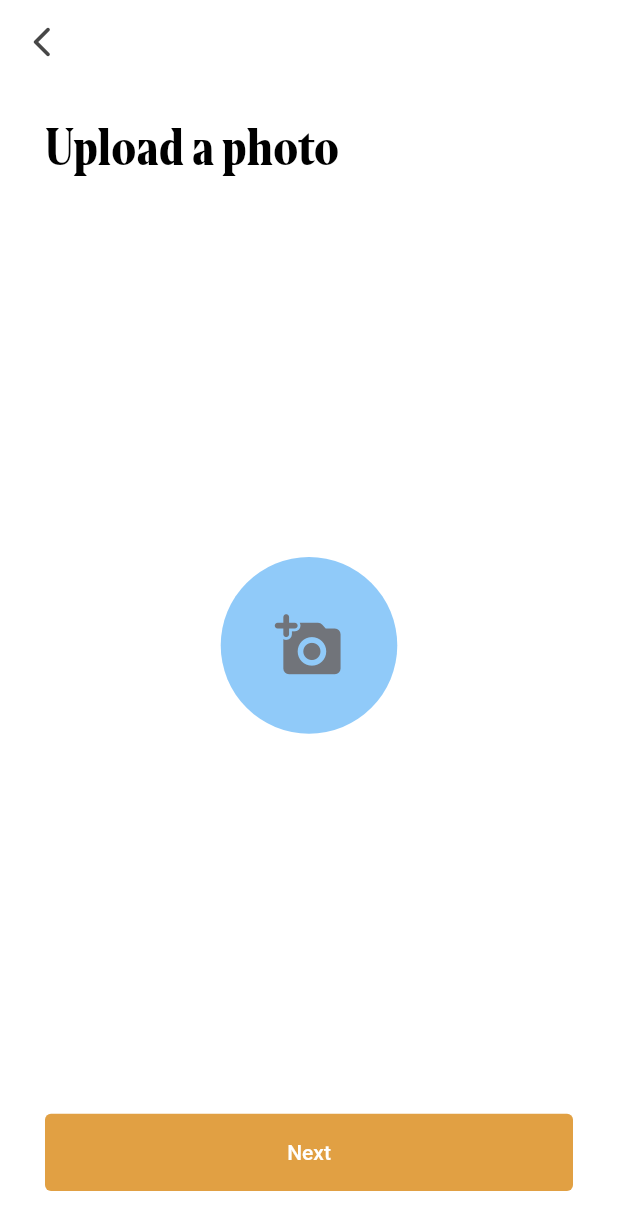
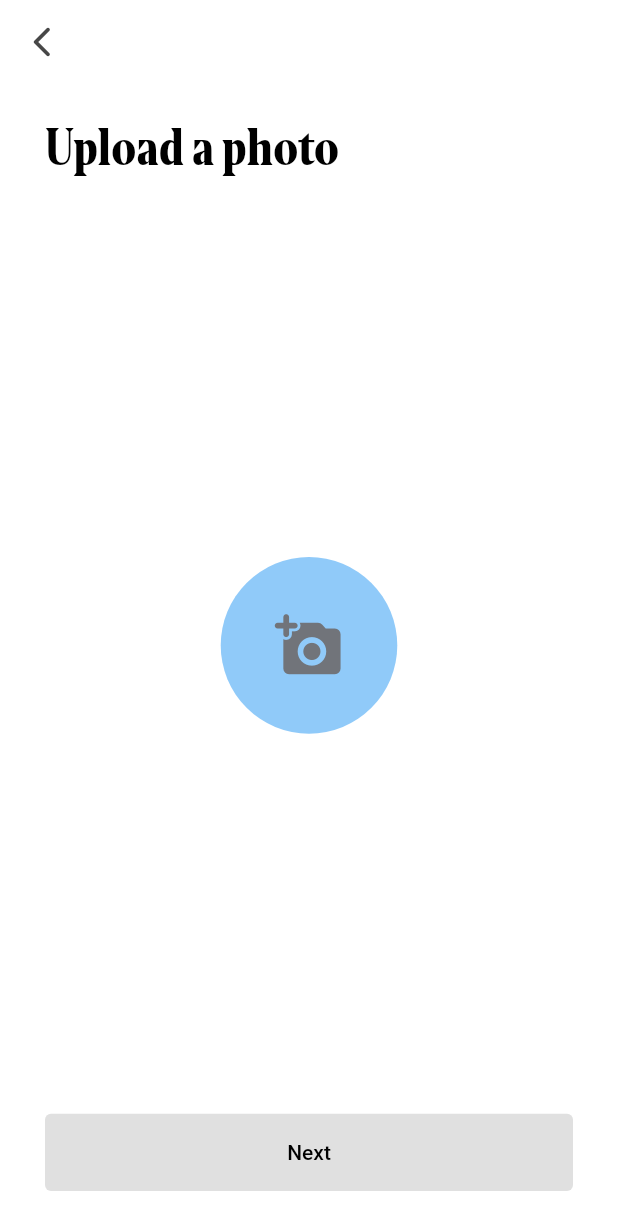
Before and after one commit to FailureFox/smessanger, a Flutter app: the screen it shows after launch, swiped to page 5, on a phone screen of 412 x 824 dp. Shown: the top 1230 px of the screen. Run offline on Flutter 3.47's test engine with Material 2 defaults, Android fonts, the phone set to English and light mode, and no system bars; our stand-ins replace cloud_firestore, file_picker, firebase_auth, firebase_core, firebase_storage, flutter_bloc and 2 more; accounts and stored records are empty.

Commit message:
photo upload bloc

```diff
--- a/lib/src/bloc/auth_bloc/auth_state.dart
+++ b/lib/src/bloc/auth_bloc/auth_state.dart
@@ -64,18 +64,21 @@ class AuthUserInitialSetupState extends AuthState {
   final String countryCode;
   final String phoneNumber;
   final String? avatar;
+  final AuthStatus status;
   AuthUserInitialSetupState({
     required this.countryCode,
     required this.phoneNumber,
     this.name = '',
     this.surname = '',
     this.avatar = '',
+    this.status = AuthStatus.initial,
   });
 
   AuthUserInitialSetupState copyWIth({
     String? name,
     String? surname,
     String? avatar,
+    AuthStatus? status,
   }) {
     return AuthUserInitialSetupState(
       countryCode: countryCode,
@@ -83,6 +86,7 @@ class AuthUserInitialSetupState extends AuthState {
       name: name ?? this.name,
       surname: surname ?? this.surname,
       avatar: avatar ?? this.avatar,
+      status: status ?? this.status,
     );
   }
 }
--- a/lib/src/ui/pages/auth_pages/photo_upload_page.dart
+++ b/lib/src/ui/pages/auth_pages/photo_upload_page.dart
@@ -1,4 +1,8 @@
+import 'package:firebase_storage/firebase_storage.dart';
 import 'package:flutter/material.dart';
+import 'package:flutter_bloc/flutter_bloc.dart';
+import 'package:smessanger/src/bloc/auth_bloc/auth_bloc.dart';
+import 'package:smessanger/src/bloc/auth_bloc/auth_bloc_export.dart';
 
 class PhotoUploadPage extends StatelessWidget {
   const PhotoUploadPage({Key? key}) : super(key: key);
@@ -7,30 +11,40 @@ class PhotoUploadPage extends StatelessWidget {
   Widget build(BuildContext context) {
     return Padding(
       padding: const EdgeInsets.all(15.0),
-      child: Column(
+      child: BlocBuilder<AuthBloc, AuthState>(builder: (context, state) {
+        final myState = state as AuthUserInitialSetupState;
+        return Column(
           mainAxisAlignment: MainAxisAlignment.spaceBetween,
           crossAxisAlignment: CrossAxisAlignment.start,
           children: [
-          Text('Upload a photo', style: Theme.of(context).textTheme.headline1),
+            Text('Upload a photo',
+                style: Theme.of(context).textTheme.headline1),
             Center(
               child: CircleAvatar(
                 backgroundColor: Theme.of(context).backgroundColor,
                 radius: MediaQuery.of(context).size.width / 7,
+                backgroundImage: state.avatar == ''
+                    ? null
+                    : AssetImage('assets/larry/hello.png'),
                 child: IconButton(
                     color: Theme.of(context).iconTheme.color,
                     splashRadius: 0.1,
                     iconSize: MediaQuery.of(context).size.width / 9,
-                  onPressed: () {},
+                    onPressed: () {
+                      context.read<AuthBloc>().add(AuthPhotoSelectEvent());
+                    },
                     icon: const Icon(Icons.add_a_photo_rounded)),
               ),
             ),
             SizedBox(
                 height: MediaQuery.of(context).size.width / 8,
                 width: double.infinity,
-              child:
-                  ElevatedButton(onPressed: () {}, child: const Text('Next')))
+                child: ElevatedButton(
+                    onPressed: state.avatar == '' ? null : () {},
+                    child: const Text('Next')))
           ],
-      ),
+        );
+      }),
     );
   }
 }
--- a/lib/src/ui/screens/auth_screen.dart
+++ b/lib/src/ui/screens/auth_screen.dart
@@ -15,7 +15,7 @@ class AuthScreen extends StatelessWidget {
   @override
   Widget build(BuildContext context) {
     return BlocProvider(
-      create: (_) => AuthBloc(pageController: PageController(initialPage: 4)),
+      create: (_) => AuthBloc(pageController: PageController()),
       child: const _AuthScreen(),
     );
   }
```
Also changed, not shown: lib/src/bloc/auth_bloc/auth_bloc.dart (+12 -1 lines), lib/src/resources/data/firebase_remote_use.dart (+11 -2 lines). Lines whose indentation alone changed are shown as unchanged.
